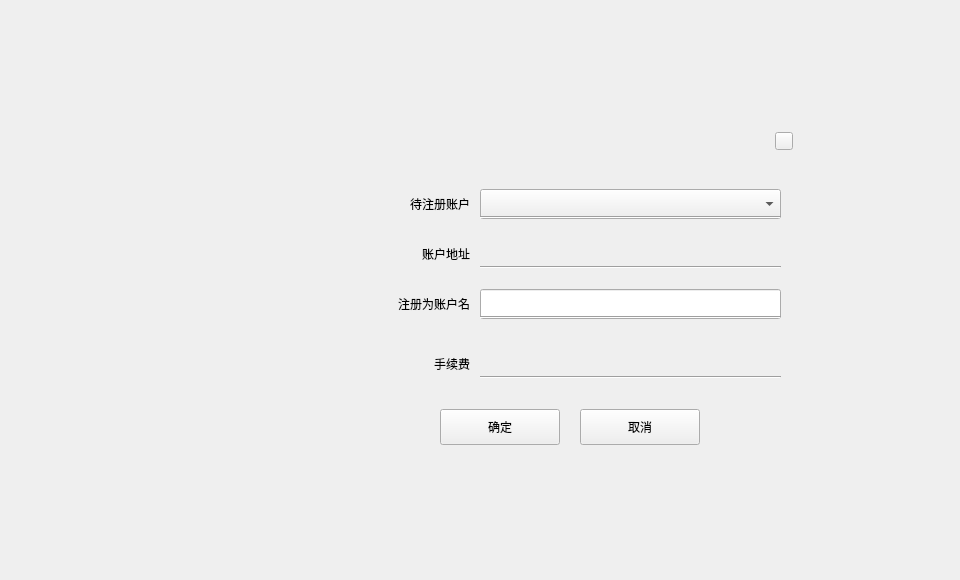
This is miner/registerdialog.ui in HcashOrg/hx-indicator as Qt 5 draws it before an edit. The edited form follows.
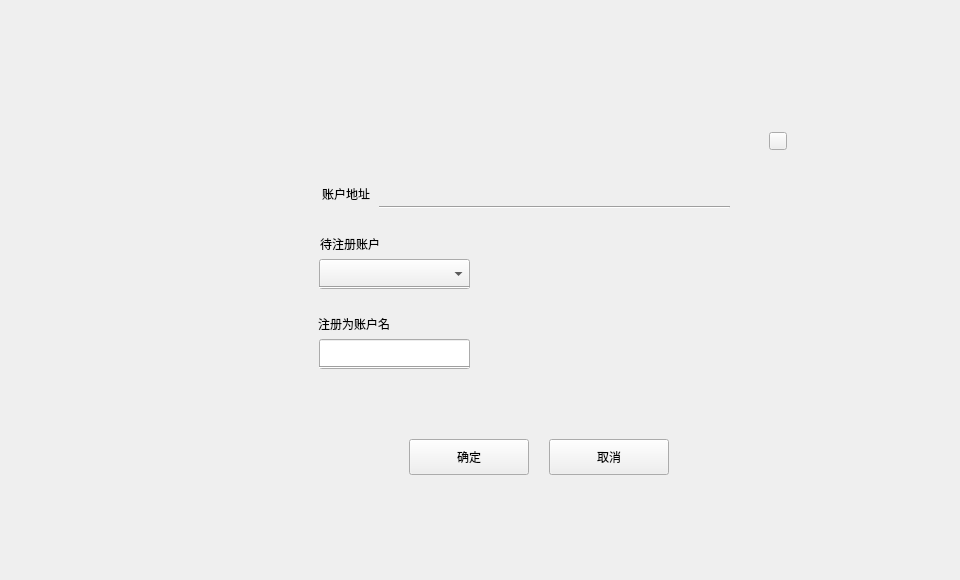
This is the edited form. The open tabs and pages were chosen to show the change.

The edit to the form file:
```diff
--- a/miner/registerdialog.ui
+++ b/miner/registerdialog.ui
@@ -25,9 +25,9 @@
    <widget class="QWidget" name="containerWidget" native="true">
     <property name="geometry">
      <rect>
-      <x>320</x>
+      <x>289</x>
       <y>120</y>
-      <width>480</width>
+      <width>511</width>
       <height>360</height>
      </rect>
     </property>
@@ -39,7 +39,7 @@
     <widget class="QToolButton" name="closeBtn">
      <property name="geometry">
       <rect>
-       <x>455</x>
+       <x>480</x>
        <y>12</y>
        <width>18</width>
        <height>18</height>
@@ -63,7 +63,7 @@
       <rect>
        <x>0</x>
        <y>39</y>
-       <width>480</width>
+       <width>511</width>
        <height>321</height>
       </rect>
      </property>
@@ -75,7 +75,7 @@
        <property name="geometry">
         <rect>
          <x>120</x>
-         <y>250</y>
+         <y>280</y>
          <width>120</width>
          <height>36</height>
         </rect>
@@ -102,7 +102,7 @@
        <property name="geometry">
         <rect>
          <x>260</x>
-         <y>250</y>
+         <y>280</y>
          <width>120</width>
          <height>36</height>
         </rect>
@@ -128,9 +128,9 @@
       <widget class="QLabel" name="label">
        <property name="geometry">
         <rect>
-         <x>30</x>
-         <y>130</y>
-         <width>120</width>
+         <x>20</x>
+         <y>150</y>
+         <width>81</width>
          <height>30</height>
         </rect>
        </property>
@@ -147,9 +147,9 @@
       <widget class="QLineEdit" name="registerNameLineEdit">
        <property name="geometry">
         <rect>
-         <x>160</x>
-         <y>130</y>
-         <width>301</width>
+         <x>30</x>
+         <y>180</y>
+         <width>151</width>
          <height>30</height>
         </rect>
        </property>
@@ -161,8 +161,8 @@
        <property name="geometry">
         <rect>
          <x>30</x>
-         <y>30</y>
-         <width>120</width>
+         <y>70</y>
+         <width>61</width>
          <height>30</height>
         </rect>
        </property>
@@ -179,9 +179,9 @@
       <widget class="QComboBox" name="accountComboBox">
        <property name="geometry">
         <rect>
-         <x>160</x>
-         <y>30</y>
-         <width>301</width>
+         <x>30</x>
+         <y>100</y>
+         <width>151</width>
          <height>30</height>
         </rect>
        </property>
@@ -202,9 +202,9 @@
       <widget class="QLabel" name="addressLabel">
        <property name="geometry">
         <rect>
-         <x>160</x>
-         <y>80</y>
-         <width>300</width>
+         <x>90</x>
+         <y>20</y>
+         <width>361</width>
          <height>30</height>
         </rect>
        </property>
@@ -230,9 +230,9 @@
       <widget class="QLabel" name="label_3">
        <property name="geometry">
         <rect>
-         <x>30</x>
-         <y>80</y>
-         <width>120</width>
+         <x>20</x>
+         <y>20</y>
+         <width>61</width>
          <height>30</height>
         </rect>
        </property>
@@ -246,59 +246,12 @@
         <bool>true</bool>
        </property>
       </widget>
-      <widget class="QLabel" name="label_4">
-       <property name="geometry">
-        <rect>
-         <x>30</x>
-         <y>190</y>
-         <width>120</width>
-         <height>30</height>
-        </rect>
-       </property>
-       <property name="text">
-        <string>手续费</string>
-       </property>
-       <property name="alignment">
-        <set>Qt::AlignRight|Qt::AlignTrailing|Qt::AlignVCenter</set>
-       </property>
-       <property name="wordWrap">
-        <bool>true</bool>
-       </property>
-      </widget>
-      <widget class="QLabel" name="feeLabel">
-       <property name="geometry">
-        <rect>
-         <x>160</x>
-         <y>190</y>
-         <width>301</width>
-         <height>30</height>
-        </rect>
-       </property>
-       <property name="font">
-        <font>
-         <family>微软雅黑</family>
-         <underline>false</underline>
-        </font>
-       </property>
-       <property name="styleSheet">
-        <string notr="true">color: rgb(192, 196, 212);</string>
-       </property>
-       <property name="text">
-        <string/>
-       </property>
-       <property name="scaledContents">
-        <bool>true</bool>
-       </property>
-       <property name="textInteractionFlags">
-        <set>Qt::NoTextInteraction</set>
-       </property>
-      </widget>
       <widget class="QLabel" name="tipLabel">
        <property name="geometry">
         <rect>
-         <x>160</x>
-         <y>165</y>
-         <width>200</width>
+         <x>30</x>
+         <y>210</y>
+         <width>151</width>
          <height>20</height>
         </rect>
        </property>
@@ -309,9 +262,9 @@
       <widget class="Line" name="line">
        <property name="geometry">
         <rect>
-         <x>160</x>
-         <y>50</y>
-         <width>301</width>
+         <x>30</x>
+         <y>120</y>
+         <width>151</width>
          <height>16</height>
         </rect>
        </property>
@@ -322,10 +275,10 @@
       <widget class="Line" name="line_2">
        <property name="geometry">
         <rect>
-         <x>160</x>
-         <y>100</y>
-         <width>301</width>
-         <height>16</height>
+         <x>90</x>
+         <y>38</y>
+         <width>351</width>
+         <height>20</height>
         </rect>
        </property>
        <property name="orientation">
@@ -335,9 +288,9 @@
       <widget class="Line" name="line_3">
        <property name="geometry">
         <rect>
-         <x>160</x>
-         <y>150</y>
-         <width>301</width>
+         <x>30</x>
+         <y>200</y>
+         <width>151</width>
          <height>16</height>
         </rect>
        </property>
@@ -345,18 +298,15 @@
         <enum>Qt::Horizontal</enum>
        </property>
       </widget>
-      <widget class="Line" name="line_4">
+      <widget class="QStackedWidget" name="stackedWidget_fee">
        <property name="geometry">
         <rect>
-         <x>160</x>
-         <y>210</y>
-         <width>301</width>
-         <height>16</height>
+         <x>250</x>
+         <y>70</y>
+         <width>221</width>
+         <height>151</height>
         </rect>
        </property>
-       <property name="orientation">
-        <enum>Qt::Horizontal</enum>
-       </property>
       </widget>
      </widget>
      <widget class="QWidget" name="page_2">
```
Left out of the diff: 2 changed lines with no effect on the pictures.
